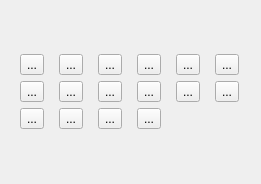
Above: flo2d/ui/grid_tools_widget.ui from FLO-2DSoftware/qgis-flo-2d-plugin before the change. Below: the same form after it.
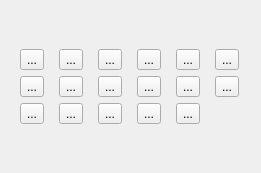
That is the form after the change. Icons and pictures are not drawn.

```diff
--- a/flo2d/ui/grid_tools_widget.ui
+++ b/flo2d/ui/grid_tools_widget.ui
@@ -7,7 +7,7 @@
     <x>0</x>
     <y>0</y>
     <width>261</width>
-    <height>184</height>
+    <height>173</height>
    </rect>
   </property>
   <property name="windowTitle">
@@ -16,8 +16,8 @@
   <layout class="QGridLayout" name="gridLayout">
    <item row="2" column="3" colspan="3">
     <layout class="QGridLayout" name="gridLayout_3">
-     <item row="1" column="1">
-      <widget class="QToolButton" name="arfwrf_btn">
+     <item row="2" column="3">
+      <widget class="QToolButton" name="tailings_btn">
        <property name="toolTip">
         <string>Calculate reduction factors (ARF and WRF)</string>
        </property>
@@ -26,7 +26,84 @@
        </property>
        <property name="icon">
         <iconset>
-         <normaloff>../img/eval_arfwrf.svg</normaloff>../img/eval_arfwrf.svg</iconset>
+         <normaloff>../img/sample_tailings.svg</normaloff>../img/sample_tailings.svg</iconset>
+       </property>
+       <property name="iconSize">
+        <size>
+         <width>25</width>
+         <height>25</height>
+        </size>
+       </property>
+      </widget>
+     </item>
+     <item row="0" column="1">
+      <widget class="QToolButton" name="raster_elevation_btn">
+       <property name="toolTip">
+        <string>Sampling grid elevation from raster layer</string>
+       </property>
+       <property name="text">
+        <string>...</string>
+       </property>
+       <property name="icon">
+        <iconset>
+         <normaloff>../img/sample_elev.svg</normaloff>../img/sample_elev.svg</iconset>
+       </property>
+       <property name="iconSize">
+        <size>
+         <width>25</width>
+         <height>25</height>
+        </size>
+       </property>
+      </widget>
+     </item>
+     <item row="1" column="4">
+      <widget class="QToolButton" name="froude_btn">
+       <property name="toolTip">
+        <string>Sampling limiting Froude numbers</string>
+       </property>
+       <property name="text">
+        <string>...</string>
+       </property>
+       <property name="icon">
+        <iconset>
+         <normaloff>../img/sample_froude.svg</normaloff>../img/sample_froude.svg</iconset>
+       </property>
+       <property name="iconSize">
+        <size>
+         <width>25</width>
+         <height>25</height>
+        </size>
+       </property>
+      </widget>
+     </item>
+     <item row="2" column="1">
+      <widget class="QToolButton" name="noexchange_btn">
+       <property name="toolTip">
+        <string>Sample no-exchange channel cells</string>
+       </property>
+       <property name="text">
+        <string>...</string>
+       </property>
+       <property name="icon">
+        <iconset>
+         <normaloff>../img/sample_noexchange.svg</normaloff>../img/sample_noexchange.svg</iconset>
+       </property>
+       <property name="iconSize">
+        <size>
+         <width>25</width>
+         <height>25</height>
+        </size>
+       </property>
+      </widget>
+     </item>
+     <item row="0" column="3">
+      <widget class="QToolButton" name="rc_elevation_btn">
+       <property name="text">
+        <string>...</string>
+       </property>
+       <property name="icon">
+        <iconset>
+         <normaloff>../img/sample_rc_elev.svg</normaloff>../img/sample_rc_elev.svg</iconset>
        </property>
        <property name="iconSize">
         <size>
@@ -56,7 +133,119 @@
        </property>
       </widget>
      </item>
-     <item row="1" column="4">
+     <item row="1" column="3">
+      <widget class="QToolButton" name="tolerance_btn">
+       <property name="toolTip">
+        <string>Sampling spatial tolerance values</string>
+       </property>
+       <property name="text">
+        <string>...</string>
+       </property>
+       <property name="icon">
+        <iconset>
+         <normaloff>../img/sample_tolerance.svg</normaloff>../img/sample_tolerance.svg</iconset>
+       </property>
+       <property name="iconSize">
+        <size>
+         <width>25</width>
+         <height>25</height>
+        </size>
+       </property>
+      </widget>
+     </item>
+     <item row="2" column="4">
+      <widget class="QToolButton" name="help_btn">
+       <property name="sizePolicy">
+        <sizepolicy hsizetype="Fixed" vsizetype="Fixed">
+         <horstretch>0</horstretch>
+         <verstretch>0</verstretch>
+        </sizepolicy>
+       </property>
+       <property name="toolTip">
+        <string>Help</string>
+       </property>
+       <property name="layoutDirection">
+        <enum>Qt::LeftToRight</enum>
+       </property>
+       <property name="text">
+        <string>...</string>
+       </property>
+       <property name="icon">
+        <iconset>
+         <normaloff>../img/help.svg</normaloff>../img/help.svg</iconset>
+       </property>
+       <property name="iconSize">
+        <size>
+         <width>25</width>
+         <height>25</height>
+        </size>
+       </property>
+      </widget>
+     </item>
+     <item row="2" column="0">
+      <widget class="QToolButton" name="gutter_btn">
+       <property name="acceptDrops">
+        <bool>true</bool>
+       </property>
+       <property name="toolTip">
+        <string>Sampling gutters</string>
+       </property>
+       <property name="text">
+        <string>...</string>
+       </property>
+       <property name="icon">
+        <iconset>
+         <normaloff>../img/sample_gutter.svg</normaloff>../img/sample_gutter.svg</iconset>
+       </property>
+       <property name="iconSize">
+        <size>
+         <width>25</width>
+         <height>25</height>
+        </size>
+       </property>
+      </widget>
+     </item>
+     <item row="1" column="2">
+      <widget class="QToolButton" name="arfwrf_btn">
+       <property name="toolTip">
+        <string>Calculate reduction factors (ARF and WRF)</string>
+       </property>
+       <property name="text">
+        <string>...</string>
+       </property>
+       <property name="icon">
+        <iconset>
+         <normaloff>../img/eval_arfwrf.svg</normaloff>../img/eval_arfwrf.svg</iconset>
+       </property>
+       <property name="iconSize">
+        <size>
+         <width>25</width>
+         <height>25</height>
+        </size>
+       </property>
+      </widget>
+     </item>
+     <item row="2" column="2">
+      <widget class="QToolButton" name="other_variable_btn">
+       <property name="toolTip">
+        <string>Assign water elevations/flow depths to grid from points layer</string>
+       </property>
+       <property name="text">
+        <string>...</string>
+       </property>
+       <property name="icon">
+        <iconset>
+         <normaloff>../img/sample_grid_variable.svg</normaloff>../img/sample_grid_variable.svg</iconset>
+       </property>
+       <property name="iconSize">
+        <size>
+         <width>25</width>
+         <height>25</height>
+        </size>
+       </property>
+      </widget>
+     </item>
+     <item row="1" column="5">
       <widget class="QToolButton" name="shallow_n_btn">
        <property name="acceptDrops">
         <bool>true</bool>
@@ -79,27 +268,7 @@
        </property>
       </widget>
      </item>
-     <item row="1" column="3">
-      <widget class="QToolButton" name="froude_btn">
-       <property name="toolTip">
-        <string>Sampling limiting Froude numbers</string>
-       </property>
-       <property name="text">
-        <string>...</string>
-       </property>
-       <property name="icon">
-        <iconset>
-         <normaloff>../img/sample_froude.svg</normaloff>../img/sample_froude.svg</iconset>
-       </property>
-       <property name="iconSize">
-        <size>
-         <width>25</width>
-         <height>25</height>
-        </size>
-       </property>
-      </widget>
-     </item>
-     <item row="1" column="0">
+     <item row="1" column="1">
       <widget class="QToolButton" name="raster_roughness_btn">
        <property name="toolTip">
         <string>Sampling grid roughness from raster</string>
@@ -139,87 +308,7 @@
        </property>
       </widget>
      </item>
-     <item row="2" column="2">
-      <widget class="QToolButton" name="tailings_btn">
-       <property name="toolTip">
-        <string>Sampling tailings</string>
-       </property>
-       <property name="text">
-        <string>...</string>
-       </property>
-       <property name="icon">
-        <iconset>
-         <normaloff>../img/sample_tailings.svg</normaloff>../img/sample_tailings.svg</iconset>
-       </property>
-       <property name="iconSize">
-        <size>
-         <width>25</width>
-         <height>25</height>
-        </size>
-       </property>
-      </widget>
-     </item>
-     <item row="2" column="1">
-      <widget class="QToolButton" name="other_variable_btn">
-       <property name="toolTip">
-        <string>Assign water elevations/flow depths to grid from points layer</string>
-       </property>
-       <property name="text">
-        <string>...</string>
-       </property>
-       <property name="icon">
-        <iconset>
-         <normaloff>../img/sample_grid_variable.svg</normaloff>../img/sample_grid_variable.svg</iconset>
-       </property>
-       <property name="iconSize">
-        <size>
-         <width>25</width>
-         <height>25</height>
-        </size>
-       </property>
-      </widget>
-     </item>
-     <item row="2" column="0">
-      <widget class="QToolButton" name="noexchange_btn">
-       <property name="toolTip">
-        <string>Sample no-exchange channel cells</string>
-       </property>
-       <property name="text">
-        <string>...</string>
-       </property>
-       <property name="icon">
-        <iconset>
-         <normaloff>../img/sample_noexchange.svg</normaloff>../img/sample_noexchange.svg</iconset>
-       </property>
-       <property name="iconSize">
-        <size>
-         <width>25</width>
-         <height>25</height>
-        </size>
-       </property>
-      </widget>
-     </item>
-     <item row="1" column="2">
-      <widget class="QToolButton" name="tolerance_btn">
-       <property name="toolTip">
-        <string>Sampling spatial tolerance values</string>
-       </property>
-       <property name="text">
-        <string>...</string>
-       </property>
-       <property name="icon">
-        <iconset>
-         <normaloff>../img/sample_tolerance.svg</normaloff>../img/sample_tolerance.svg</iconset>
-       </property>
-       <property name="iconSize">
-        <size>
-         <width>25</width>
-         <height>25</height>
-        </size>
-       </property>
-      </widget>
-     </item>
-     <item row="0" column="3">
+     <item row="0" column="4">
       <widget class="QToolButton" name="xyz_elevation_btn">
        <property name="toolTip">
         <string>Sample elevation from point or LiDAR </string>
@@ -239,7 +328,7 @@
        </property>
       </widget>
      </item>
-     <item row="0" column="4">
+     <item row="0" column="5">
       <widget class="QToolButton" name="polygon_elevation_btn">
        <property name="toolTip">
         <string>Correct grid elevation</string>
@@ -259,30 +348,7 @@
        </property>
       </widget>
      </item>
-     <item row="1" column="5">
-      <widget class="QToolButton" name="gutter_btn">
-       <property name="acceptDrops">
-        <bool>true</bool>
-       </property>
-       <property name="toolTip">
-        <string>Sampling gutters</string>
-       </property>
-       <property name="text">
-        <string>...</string>
-       </property>
-       <property name="icon">
-        <iconset>
-         <normaloff>../img/sample_gutter.svg</normaloff>../img/sample_gutter.svg</iconset>
-       </property>
-       <property name="iconSize">
-        <size>
-         <width>25</width>
-         <height>25</height>
-        </size>
-       </property>
-      </widget>
-     </item>
-     <item row="0" column="5">
+     <item row="1" column="0">
       <widget class="QToolButton" name="roughness_btn">
        <property name="toolTip">
         <string>Sampling roughness</string>
@@ -302,68 +368,6 @@
        </property>
       </widget>
      </item>
-     <item row="0" column="1">
-      <widget class="QToolButton" name="raster_elevation_btn">
-       <property name="toolTip">
-        <string>Sampling grid elevation from raster layer</string>
-       </property>
-       <property name="text">
-        <string>...</string>
-       </property>
-       <property name="icon">
-        <iconset>
-         <normaloff>../img/sample_elev.svg</normaloff>../img/sample_elev.svg</iconset>
-       </property>
-       <property name="iconSize">
-        <size>
-         <width>25</width>
-         <height>25</height>
-        </size>
-       </property>
-      </widget>
-     </item>
-     <item row="2" column="3">
-      <widget class="QToolButton" name="help_btn">
-       <property name="sizePolicy">
-        <sizepolicy hsizetype="Fixed" vsizetype="Fixed">
-         <horstretch>0</horstretch>
-         <verstretch>0</verstretch>
-        </sizepolicy>
-       </property>
-       <property name="toolTip">
-        <string>Help</string>
-       </property>
-       <property name="layoutDirection">
-        <enum>Qt::LeftToRight</enum>
-       </property>
-       <property name="text">
-        <string>...</string>
-       </property>
-       <property name="icon">
-        <iconset>
-         <normaloff>../img/help.svg</normaloff>../img/help.svg</iconset>
-       </property>
-       <property name="iconSize">
-        <size>
-         <width>25</width>
-         <height>25</height>
-        </size>
-       </property>
-      </widget>
-     </item>
-     <item row="2" column="4" colspan="2">
-      <spacer name="horizontalSpacer">
-       <property name="orientation">
-        <enum>Qt::Horizontal</enum>
-       </property>
-       <property name="sizeHint" stdset="0">
-        <size>
-         <width>40</width>
-         <height>20</height>
-        </size>
-       </property>
-      </spacer>
-     </item>
     </layout>
    </item>
   </layout>
```
Left out of the diff: 2 changed lines with no effect on the pictures.
